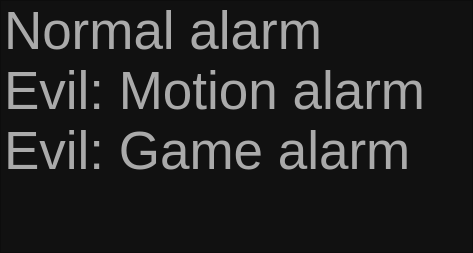
Old version of the form Wakedo/selectalarmtype.ui in the repository cpulvermacher/EvilAlarm.
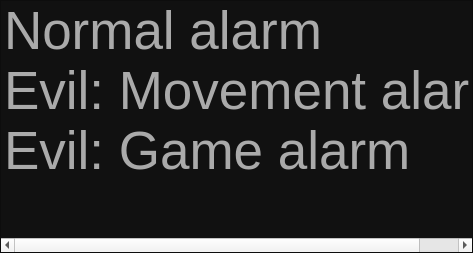
New version of the form.

Commit message: change wording for movement alarm back to original "movement". shake might imply that the phone shakes. (so might movement, but perhaps less probably)

What changed in the file:
```diff
--- a/Wakedo/selectalarmtype.ui
+++ b/Wakedo/selectalarmtype.ui
@@ -52,7 +52,7 @@
      </item>
      <item>
       <property name="text">
-       <string>Evil: Motion alarm</string>
+       <string>Evil: Movement alarm</string>
       </property>
      </item>
      <item>
```
The commit also changes 1 other file.
